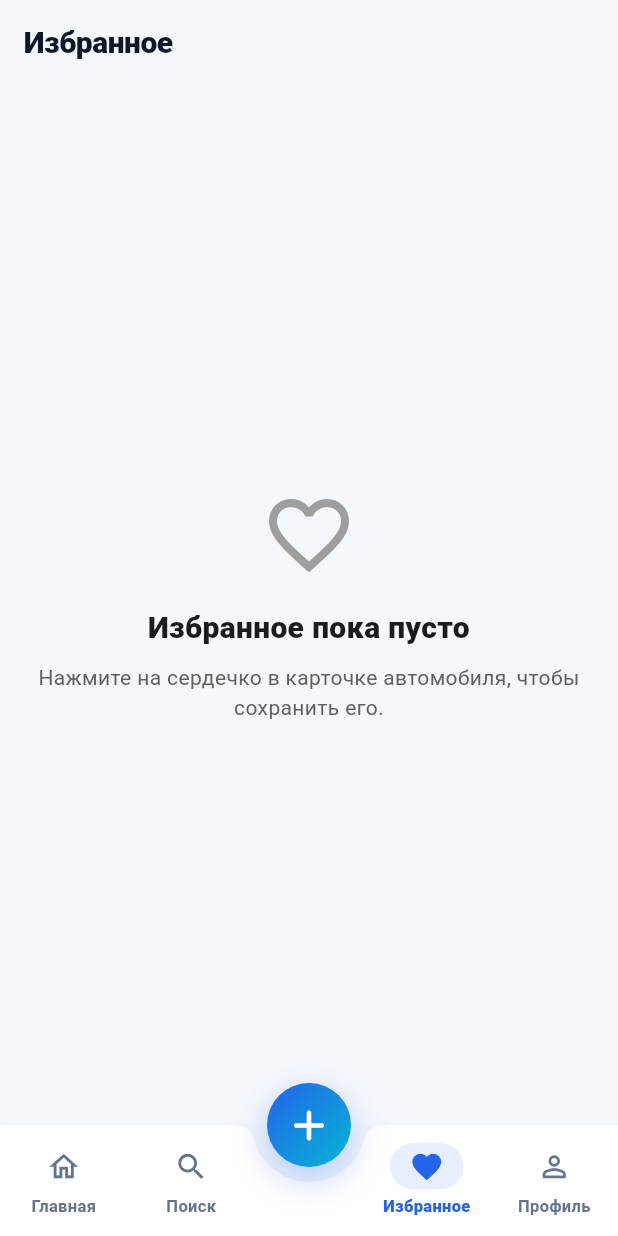
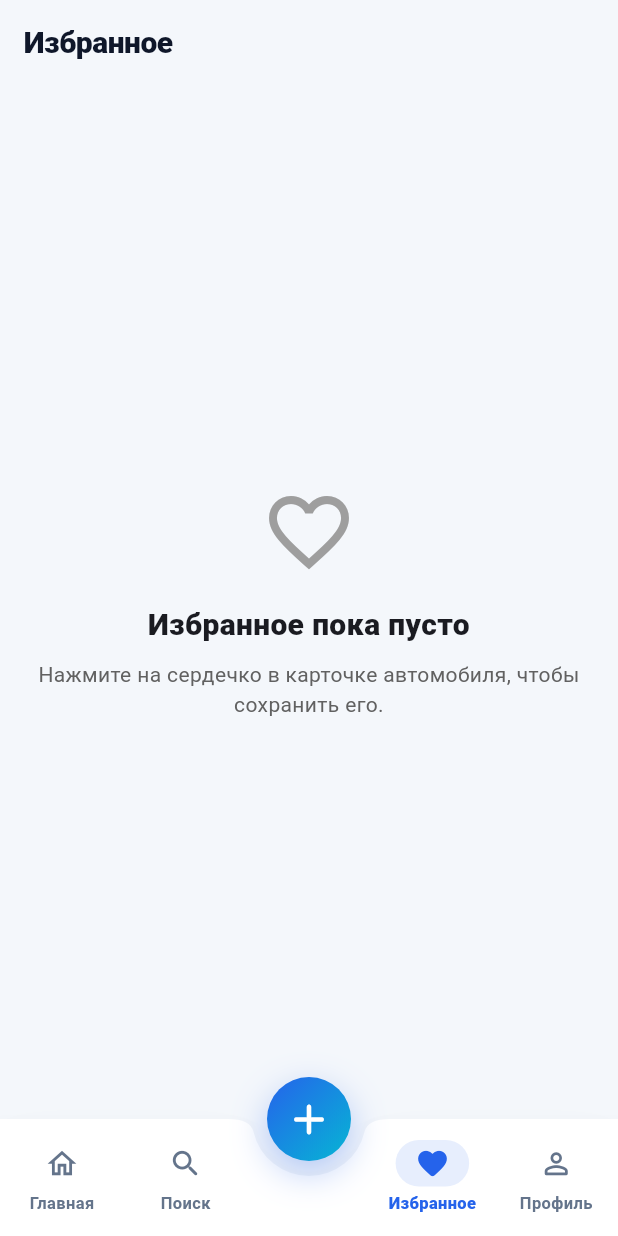
Before and after one commit to Galander2/automarketglobal, a Flutter app: the screen it shows once a user with an empty profile is signed in, item 3 of the bottom bar chosen, on a phone screen of 412 x 824 dp. Run offline on Flutter 3.47's test engine with Material 3 defaults, Android fonts, the phone set to English and light mode, and no system bars; our stand-ins replace cloud_firestore, firebase_auth, firebase_core, firebase_storage, google_sign_in, image_picker and 1 more; missing offline and left inert: phone_form_field; accounts and stored records are empty.

Commit message:
Harden navigation and marketplace access

```diff
--- a/lib/main.dart
+++ b/lib/main.dart
@@ -208,7 +208,7 @@ class _MainShellState extends State<MainShell> {
       bottomNavigationBar: SafeArea(
         top: false,
         child: BottomAppBar(
-          height: 74,
+          height: 78,
           padding: EdgeInsets.zero,
           shape: const CircularNotchedRectangle(),
           notchMargin: 10,
@@ -216,54 +216,51 @@ class _MainShellState extends State<MainShell> {
           shadowColor: Colors.black.withValues(alpha: 0.16),
           surfaceTintColor: Colors.transparent,
           color: Theme.of(context).cardColor,
+          child: Center(
+            child: ConstrainedBox(
+              constraints: const BoxConstraints(maxWidth: 860),
               child: Row(
                 children: [
-              _NavItem(
+                  Expanded(
+                    child: _NavItem(
                       icon: Icons.home_outlined,
-                selectedIcon: Icons.home,
+                      selectedIcon: Icons.home_rounded,
                       label: l10n.translate('home'),
                       isSelected: currentIndex == 0,
-                onTap: () {
-                  setState(() {
-                    currentIndex = 0;
-                  });
-                },
+                      onTap: () => setState(() => currentIndex = 0),
                     ),
-              _NavItem(
-                icon: Icons.search,
-                selectedIcon: Icons.search,
+                  ),
+                  Expanded(
+                    child: _NavItem(
+                      icon: Icons.search_rounded,
+                      selectedIcon: Icons.search_rounded,
                       label: l10n.translate('search'),
                       isSelected: currentIndex == 1,
-                onTap: () {
-                  setState(() {
-                    currentIndex = 1;
-                  });
-                },
+                      onTap: () => setState(() => currentIndex = 1),
                     ),
-              const SizedBox(width: 72),
-              _NavItem(
-                icon: Icons.favorite_border,
-                selectedIcon: Icons.favorite,
+                  ),
+                  const SizedBox(width: 82),
+                  Expanded(
+                    child: _NavItem(
+                      icon: Icons.favorite_border_rounded,
+                      selectedIcon: Icons.favorite_rounded,
                       label: l10n.translate('favorites'),
                       isSelected: currentIndex == 2,
-                onTap: () {
-                  setState(() {
-                    currentIndex = 2;
-                  });
-                },
+                      onTap: () => setState(() => currentIndex = 2),
                     ),
-              _NavItem(
-                icon: Icons.person_outline,
-                selectedIcon: Icons.person,
+                  ),
+                  Expanded(
+                    child: _NavItem(
+                      icon: Icons.person_outline_rounded,
+                      selectedIcon: Icons.person_rounded,
                       label: l10n.translate('profile'),
                       isSelected: currentIndex == 3,
-                onTap: () {
-                  setState(() {
-                    currentIndex = 3;
-                  });
-                },
+                      onTap: () => setState(() => currentIndex = 3),
+                    ),
                   ),
                 ],
+              ),
+            ),
           ),
         ),
       ),
@@ -290,23 +287,27 @@ class _NavItem extends StatelessWidget {
   Widget build(BuildContext context) {
     final color = isSelected ? AppColors.primary : AppColors.muted;
 
-    return Expanded(
-      child: AppHoverLift(
-        borderRadius: BorderRadius.circular(18),
-        hoverScale: 1.035,
-        child: Semantics(
+    return Semantics(
       button: true,
       selected: isSelected,
       label: label,
+      child: Tooltip(
+        message: label,
         child: InkWell(
           borderRadius: BorderRadius.circular(18),
           onTap: onTap,
+          child: Center(
+            child: ConstrainedBox(
+              constraints: const BoxConstraints(maxWidth: 112),
               child: Column(
                 mainAxisAlignment: MainAxisAlignment.center,
                 children: [
                   AnimatedContainer(
                     duration: const Duration(milliseconds: 180),
-                padding: const EdgeInsets.symmetric(horizontal: 13, vertical: 4),
+                    padding: const EdgeInsets.symmetric(
+                      horizontal: 13,
+                      vertical: 4,
+                    ),
                     decoration: BoxDecoration(
                       color: isSelected
                           ? AppColors.primary.withValues(alpha: 0.11)
@@ -331,10 +332,13 @@ class _NavItem extends StatelessWidget {
                     style: TextStyle(
                       color: color,
                       fontSize: 11,
-                  fontWeight: isSelected ? FontWeight.w800 : FontWeight.w600,
+                      fontWeight: isSelected
+                          ? FontWeight.w800
+                          : FontWeight.w600,
                     ),
                   ),
                 ],
+              ),
             ),
           ),
         ),
```
Also changed, not shown: 3 other files. Lines whose indentation alone changed are shown as unchanged.
